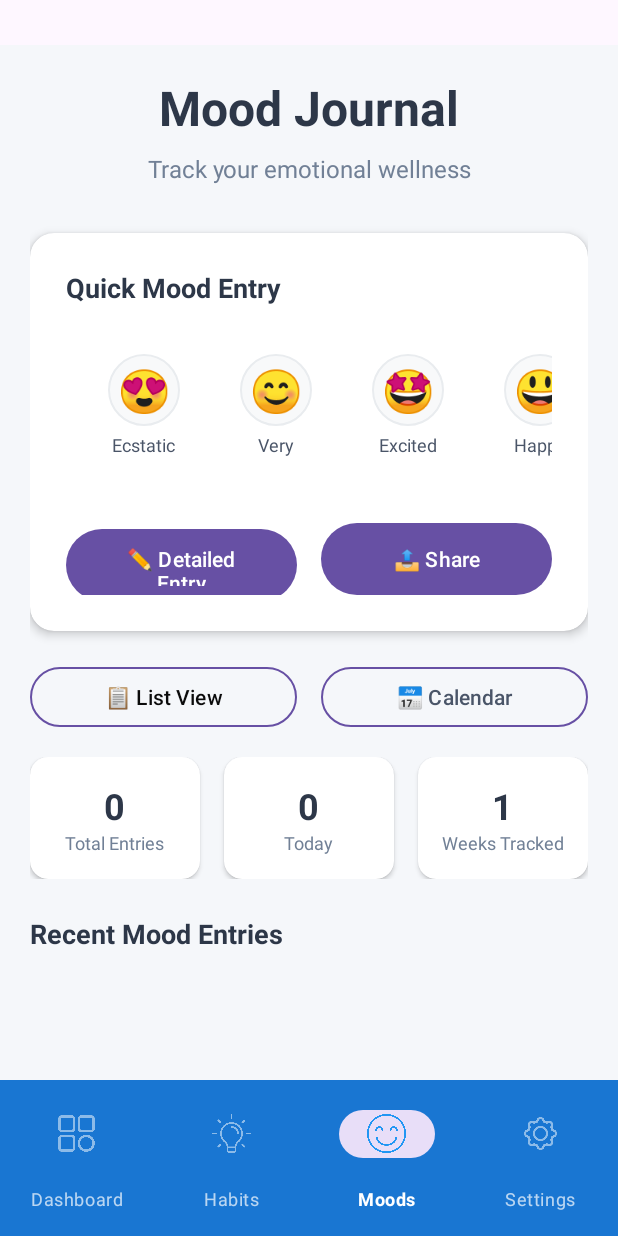
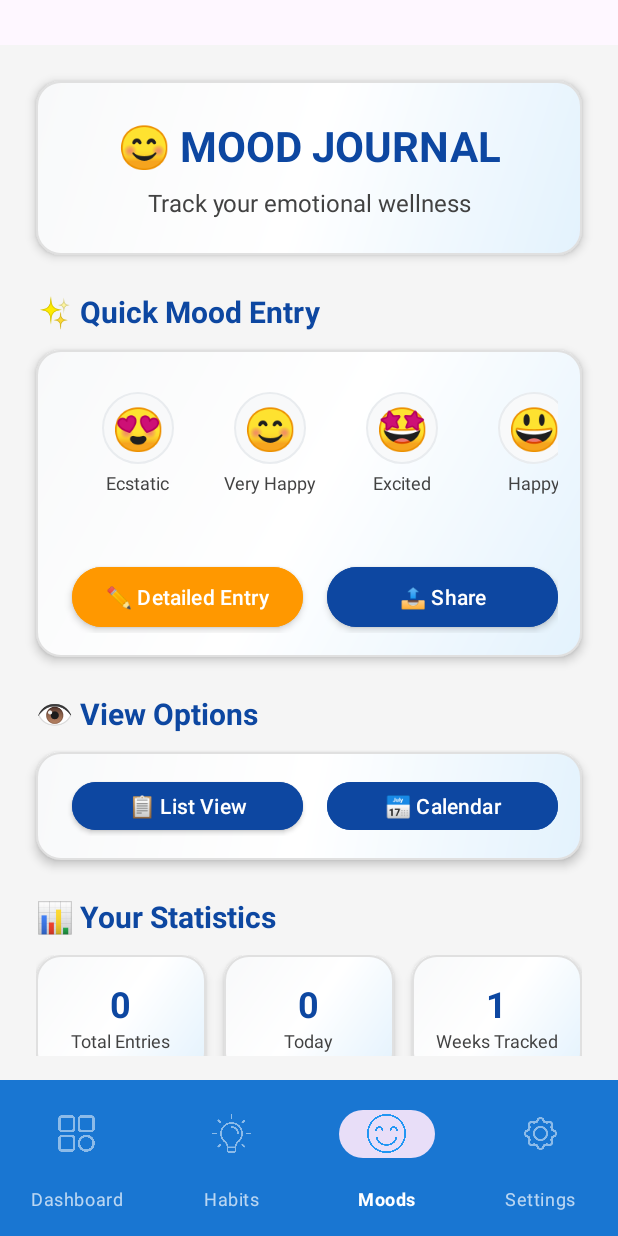
Before and after one commit to Danindu-Chamoth/Wellness, an Android app: the screen it shows after launch (MainActivity), item 3 of the bottom bar chosen, on a phone screen of 412 x 824 dp. Run offline under Robolectric (Android 15) with nearby library versions, the phone set to English and light mode, and no system bars.

Commit message:
add some

```diff
--- a/app/src/main/res/layout/fragment_moods.xml
+++ b/app/src/main/res/layout/fragment_moods.xml
@@ -1,10 +1,9 @@
 <?xml version="1.0" encoding="utf-8"?>
 <androidx.core.widget.NestedScrollView xmlns:android="http://schemas.android.com/apk/res/android"
-    xmlns:app="http://schemas.android.com/apk/res-auto"
     android:layout_width="match_parent"
     android:layout_height="match_parent"
-    android:background="#F5F7FA"
-    android:padding="20dp"
+    android:background="#F5F5F5"
+    android:padding="16dp"
     android:fillViewport="true">
 
     <LinearLayout
@@ -12,49 +11,60 @@
         android:layout_height="wrap_content"
         android:orientation="vertical">
 
-        <!-- Header -->
-        <TextView
-            android:layout_width="match_parent"
-            android:layout_height="wrap_content"
-            android:text="Mood Journal"
-            android:textSize="32sp"
-            android:textStyle="bold"
-            android:textColor="#2D3748"
-            android:gravity="center"
-            android:layout_marginBottom="8dp" />
-
-        <TextView
-            android:layout_width="match_parent"
-            android:layout_height="wrap_content"
-            android:text="Track your emotional wellness"
-            android:textSize="16sp"
-            android:textColor="#718096"
-            android:gravity="center"
-            android:layout_marginBottom="32dp" />
-
-        <!-- Quick Mood Entry Card -->
-        <androidx.cardview.widget.CardView
-            android:layout_width="match_parent"
-            android:layout_height="wrap_content"
-            app:cardCornerRadius="16dp"
-            app:cardElevation="4dp"
-            android:layout_marginBottom="24dp"
-            app:cardBackgroundColor="#FFFFFF">
-
+        <!-- Header Card -->
         <LinearLayout
             android:layout_width="match_parent"
             android:layout_height="wrap_content"
+            android:layout_marginBottom="24dp"
+            android:layout_marginStart="8dp"
+            android:layout_marginEnd="8dp"
+            android:layout_marginTop="8dp"
+            android:background="@drawable/rounded_background"
+            android:elevation="4dp"
             android:orientation="vertical"
             android:padding="24dp">
 
             <TextView
                 android:layout_width="match_parent"
                 android:layout_height="wrap_content"
-                    android:layout_marginBottom="20dp"
-                    android:text="Quick Mood Entry"
-                    android:textColor="#2D3748"
-                    android:textSize="18sp"
+                android:layout_marginBottom="8dp"
+                android:gravity="center"
+                android:text="😊 MOOD JOURNAL"
+                android:textColor="@color/bottom_nav_blue_dark"
+                android:textSize="28sp"
                 android:textStyle="bold" />
+
+            <TextView
+                android:layout_width="match_parent"
+                android:layout_height="wrap_content"
+                android:gravity="center"
+                android:text="Track your emotional wellness"
+                android:textColor="#424242"
+                android:textSize="16sp" />
+        </LinearLayout>
+
+        <!-- Quick Mood Entry Section -->
+        <TextView
+            android:layout_width="match_parent"
+            android:layout_height="wrap_content"
+            android:layout_marginStart="8dp"
+            android:layout_marginBottom="12dp"
+            android:text="✨ Quick Mood Entry"
+            android:textColor="@color/bottom_nav_blue_dark"
+            android:textSize="20sp"
+            android:textStyle="bold" />
+
+        <!-- Quick Mood Entry Card -->
+        <LinearLayout
+            android:layout_width="match_parent"
+            android:layout_height="wrap_content"
+            android:layout_marginBottom="24dp"
+            android:layout_marginStart="8dp"
+            android:layout_marginEnd="8dp"
+            android:background="@drawable/rounded_background"
+            android:elevation="4dp"
+            android:orientation="vertical"
+            android:padding="16dp">
 
             <!-- Mood Buttons Row -->
             <HorizontalScrollView
@@ -98,7 +108,7 @@
                             android:layout_height="wrap_content"
                             android:layout_marginTop="4dp"
                             android:text="Ecstatic"
-                                android:textColor="#4A5568"
+                            android:textColor="#424242"
                             android:textSize="12sp" />
                     </LinearLayout>
 
@@ -127,8 +137,8 @@
                             android:layout_width="wrap_content"
                             android:layout_height="wrap_content"
                             android:layout_marginTop="4dp"
-                                android:text="Very"
-                                android:textColor="#4A5568"
+                            android:text="Very Happy"
+                            android:textColor="#424242"
                             android:textSize="12sp" />
                     </LinearLayout>
 
@@ -158,7 +168,7 @@
                             android:layout_height="wrap_content"
                             android:layout_marginTop="4dp"
                             android:text="Excited"
-                                android:textColor="#4A5568"
+                            android:textColor="#424242"
                             android:textSize="12sp" />
                     </LinearLayout>
 
@@ -188,7 +198,7 @@
                             android:layout_height="wrap_content"
                             android:layout_marginTop="4dp"
                             android:text="Happy"
-                                android:textColor="#4A5568"
+                            android:textColor="#424242"
                             android:textSize="12sp" />
                     </LinearLayout>
 
@@ -210,7 +220,7 @@
                             android:layout_height="48dp"
                             android:background="@drawable/mood_button_circle"
                             android:gravity="center"
-                                android:text="😊"
+                            android:text="😌"
                             android:textSize="28sp" />
 
                         <TextView
@@ -218,7 +228,7 @@
                             android:layout_height="wrap_content"
                             android:layout_marginTop="4dp"
                             android:text="Content"
-                                android:textColor="#4A5568"
+                            android:textColor="#424242"
                             android:textSize="12sp" />
                     </LinearLayout>
 
@@ -248,11 +258,10 @@
                             android:layout_height="wrap_content"
                             android:layout_marginTop="4dp"
                             android:text="Upset"
-                                android:textColor="#4A5568"
+                            android:textColor="#424242"
                             android:textSize="12sp" />
                     </LinearLayout>
 
-                        <!-- Add more mood options here if needed -->
                     <!-- Sad -->
                     <LinearLayout
                         android:id="@+id/layoutSad"
@@ -279,7 +288,7 @@
                             android:layout_height="wrap_content"
                             android:layout_marginTop="4dp"
                             android:text="Sad"
-                                android:textColor="#4A5568"
+                            android:textColor="#424242"
                             android:textSize="12sp" />
                     </LinearLayout>
 
@@ -309,7 +318,7 @@
                             android:layout_height="wrap_content"
                             android:layout_marginTop="4dp"
                             android:text="Angry"
-                                android:textColor="#4A5568"
+                            android:textColor="#424242"
                             android:textSize="12sp" />
                     </LinearLayout>
 
@@ -322,7 +331,8 @@
                 android:layout_width="match_parent"
                 android:layout_height="wrap_content"
                 android:layout_marginTop="16dp"
-                    android:orientation="horizontal">
+                android:orientation="horizontal"
+                style="?android:attr/buttonBarStyle">
 
                 <Button
                     android:id="@+id/btnDetailedEntry"
@@ -330,10 +340,12 @@
                     android:layout_height="48dp"
                     android:layout_marginEnd="8dp"
                     android:layout_weight="1"
-                        android:background="@drawable/button_primary"
+                    android:backgroundTint="#FF9800"
+                    android:elevation="3dp"
                     android:text="✏️ Detailed Entry"
                     android:textColor="#FFFFFF"
-                        android:textSize="14sp" />
+                    android:textSize="14sp"
+                    style="?android:attr/buttonBarButtonStyle" />
 
                 <Button
                     android:id="@+id/btnShareMood"
@@ -341,16 +353,16 @@
                     android:layout_height="48dp"
                     android:layout_marginStart="8dp"
                     android:layout_weight="1"
-                        android:background="@drawable/button_secondary"
+                    android:backgroundTint="@color/bottom_nav_blue_dark"
+                    android:elevation="3dp"
                     android:text="📤 Share"
                     android:textColor="#FFFFFF"
-                        android:textSize="14sp" />
+                    android:textSize="14sp"
+                    style="?android:attr/buttonBarButtonStyle" />
 
             </LinearLayout>
 
         </LinearLayout>
-
-        </androidx.cardview.widget.CardView>
 
         <!-- Hidden Elements for Detailed Entry -->
         <EditText
@@ -364,7 +376,10 @@
             android:background="@drawable/edittext_background"
             android:padding="12dp"
             android:layout_marginBottom="16dp"
-            android:visibility="gone" />
+            android:layout_marginStart="8dp"
+            android:layout_marginEnd="8dp"
+            android:visibility="gone"
+            android:autofillHints="none" />
 
         <TextView
             android:id="@+id/tvCharCount"
@@ -372,9 +387,11 @@
             android:layout_height="wrap_content"
             android:text="0/500 characters"
             android:textSize="12sp"
-            android:textColor="#666666"
+            android:textColor="#424242"
             android:gravity="end"
             android:layout_marginBottom="16dp"
+            android:layout_marginStart="8dp"
+            android:layout_marginEnd="8dp"
             android:visibility="gone" />
 
         <Button
@@ -383,18 +400,38 @@
             android:layout_height="wrap_content"
             android:text="Save Mood Entry"
             android:textSize="16sp"
-            android:backgroundTint="#F57C00"
+            android:backgroundTint="#FF9800"
+            android:elevation="3dp"
             android:textColor="#FFFFFF"
             android:layout_marginBottom="24dp"
+            android:layout_marginStart="8dp"
+            android:layout_marginEnd="8dp"
             android:visibility="gone" />
+
+        <!-- View Controls Section -->
+        <TextView
+            android:layout_width="match_parent"
+            android:layout_height="wrap_content"
+            android:layout_marginStart="8dp"
+            android:layout_marginBottom="12dp"
+            android:text="👁️ View Options"
+            android:textColor="@color/bottom_nav_blue_dark"
+            android:textSize="20sp"
+            android:textStyle="bold" />
 
         <!-- View Toggle Buttons -->
         <LinearLayout
             android:id="@+id/hover"
             android:layout_width="match_parent"
             android:layout_height="wrap_content"
-            android:layout_marginBottom="20dp"
-            android:orientation="horizontal">
+            android:layout_marginBottom="24dp"
+            android:layout_marginStart="8dp"
+            android:layout_marginEnd="8dp"
+            android:background="@drawable/rounded_background"
+            android:elevation="4dp"
+            android:orientation="horizontal"
+            android:padding="16dp"
+            style="?android:attr/buttonBarStyle">
 
             <Button
                 android:id="@+id/btnListView"
@@ -402,20 +439,23 @@
                 android:layout_height="40dp"
                 android:layout_marginEnd="8dp"
                 android:layout_weight="1"
-                android:background="@drawable/button_outline_gray"
+                android:backgroundTint="@color/bottom_nav_blue_dark"
+                android:elevation="2dp"
                 android:text="📋 List View"
-                android:textColor="#0B0B0B"
-                android:textSize="14sp" />
+                android:textColor="#FFFFFF"
+                android:textSize="14sp"
+                style="?android:attr/buttonBarButtonStyle" />
 
             <Button
                 android:id="@+id/btnCalendarView"
+                style="?android:attr/buttonBarButtonStyle"
                 android:layout_width="0dp"
                 android:layout_height="40dp"
                 android:layout_marginStart="8dp"
                 android:layout_weight="1"
-                android:background="@drawable/button_outline_gray"
+                android:backgroundTint="@color/bottom_nav_blue_dark"
                 android:text="📅 Calendar"
-                android:textColor="#4A5568"
+                android:textColor="#FFFFFF"
                 android:textSize="14sp" />
 
         </LinearLayout>
@@ -428,25 +468,34 @@
             android:layout_height="wrap_content"
             android:visibility="gone" />
 
+        <!-- Statistics Section -->
+        <TextView
+            android:layout_width="match_parent"
+            android:layout_height="wrap_content"
+            android:layout_marginStart="8dp"
+            android:layout_marginBottom="12dp"
+            android:text="📊 Your Statistics"
+            android:textColor="@color/bottom_nav_blue_dark"
+            android:textSize="20sp"
+            android:textStyle="bold" />
+
         <!-- Quick Stats -->
         <LinearLayout
             android:layout_width="match_parent"
             android:layout_height="wrap_content"
             android:orientation="horizontal"
-            android:layout_marginBottom="24dp">
+            android:layout_marginBottom="24dp"
+            android:layout_marginStart="8dp"
+            android:layout_marginEnd="8dp"
+            android:baselineAligned="false">
 
-            <androidx.cardview.widget.CardView
+            <LinearLayout
                 android:layout_width="0dp"
                 android:layout_height="wrap_content"
                 android:layout_weight="1"
-                app:cardCornerRadius="12dp"
-                app:cardElevation="2dp"
                 android:layout_marginEnd="8dp"
-                app:cardBackgroundColor="#FFFFFF">
-
-                <LinearLayout
-                    android:layout_width="match_parent"
-                    android:layout_height="wrap_content"
+                android:background="@drawable/rounded_background"
+                android:elevation="4dp"
                 android:orientation="vertical"
                 android:padding="16dp"
                 android:gravity="center">
@@ -458,32 +507,25 @@
                     android:text="1"
                     android:textSize="24sp"
                     android:textStyle="bold"
-                        android:textColor="#2D3748" />
+                    android:textColor="@color/bottom_nav_blue_dark" />
 
                 <TextView
                     android:layout_width="wrap_content"
                     android:layout_height="wrap_content"
                     android:text="Total Entries"
                     android:textSize="12sp"
-                        android:textColor="#718096" />
+                    android:textColor="#424242" />
 
             </LinearLayout>
 
-            </androidx.cardview.widget.CardView>
-
-            <androidx.cardview.widget.CardView
+            <LinearLayout
                 android:layout_width="0dp"
                 android:layout_height="wrap_content"
                 android:layout_weight="1"
-                app:cardCornerRadius="12dp"
-                app:cardElevation="2dp"
-                android:layout_marginStart="8dp"
-                android:layout_marginEnd="8dp"
-                app:cardBackgroundColor="#FFFFFF">
-
-                <LinearLayout
-                    android:layout_width="match_parent"
-                    android:layout_height="wrap_content"
+                android:layout_marginStart="4dp"
+                android:layout_marginEnd="4dp"
+                android:background="@drawable/rounded_background"
+                android:elevation="4dp"
                 android:orientation="vertical"
                 android:padding="16dp"
                 android:gravity="center">
@@ -495,31 +537,24 @@
                     android:text="1"
                     android:textSize="24sp"
                     android:textStyle="bold"
-                        android:textColor="#2D3748" />
+                    android:textColor="@color/bottom_nav_blue_dark" />
 
                 <TextView
                     android:layout_width="wrap_content"
                     android:layout_height="wrap_content"
                     android:text="Today"
                     android:textSize="12sp"
-                        android:textColor="#718096" />
+                    android:textColor="#424242" />
 
             </LinearLayout>
 
-            </androidx.cardview.widget.CardView>
-
-            <androidx.cardview.widget.CardView
+            <LinearLayout
                 android:layout_width="0dp"
                 android:layout_height="wrap_content"
                 android:layout_weight="1"
-                app:cardCornerRadius="12dp"
-                app:cardElevation="2dp"
                 android:layout_marginStart="8dp"
-                app:cardBackgroundColor="#FFFFFF">
-
-                <LinearLayout
-                    android:layout_width="match_parent"
-                    android:layout_height="wrap_content"
+                android:background="@drawable/rounded_background"
+                android:elevation="4dp"
                 android:orientation="vertical"
                 android:padding="16dp"
                 android:gravity="center">
@@ -531,30 +566,40 @@
                     android:text="1"
                     android:textSize="24sp"
                     android:textStyle="bold"
-                        android:textColor="#2D3748" />
+                    android:textColor="@color/bottom_nav_blue_dark" />
 
                 <TextView
                     android:layout_width="wrap_content"
                     android:layout_height="wrap_content"
                     android:text="Weeks Tracked"
                     android:textSize="12sp"
-                        android:textColor="#718096" />
+                    android:textColor="#424242" />
 
             </LinearLayout>
 
-            </androidx.cardview.widget.CardView>
-
         </LinearLayout>
 
-        <!-- Mood History Header -->
+        <!-- Mood History Section -->
         <TextView
             android:layout_width="match_parent"
             android:layout_height="wrap_content"
-            android:text="Recent Mood Entries"
-            android:textSize="18sp"
-            android:textStyle="bold"
-            android:textColor="#2D3748"
-            android:layout_marginBottom="16dp" />
+            android:layout_marginStart="8dp"
+            android:layout_marginBottom="12dp"
+            android:text="📝 Recent Mood Entries"
+            android:textColor="@color/bottom_nav_blue_dark"
+            android:textSize="20sp"
+            android:textStyle="bold" />
+
+        <!-- Mood History Card -->
+        <LinearLayout
+            android:layout_width="match_parent"
+            android:layout_height="wrap_content"
+            android:layout_marginStart="8dp"
+            android:layout_marginEnd="8dp"
+            android:background="@drawable/rounded_background"
+            android:elevation="4dp"
+            android:orientation="vertical"
+            android:padding="16dp">
 
             <!-- Mood History -->
             <androidx.recyclerview.widget.RecyclerView
@@ -565,4 +610,6 @@
 
         </LinearLayout>
 
+    </LinearLayout>
+
 </androidx.core.widget.NestedScrollView>
```
Lines whose indentation alone changed are shown as unchanged.
